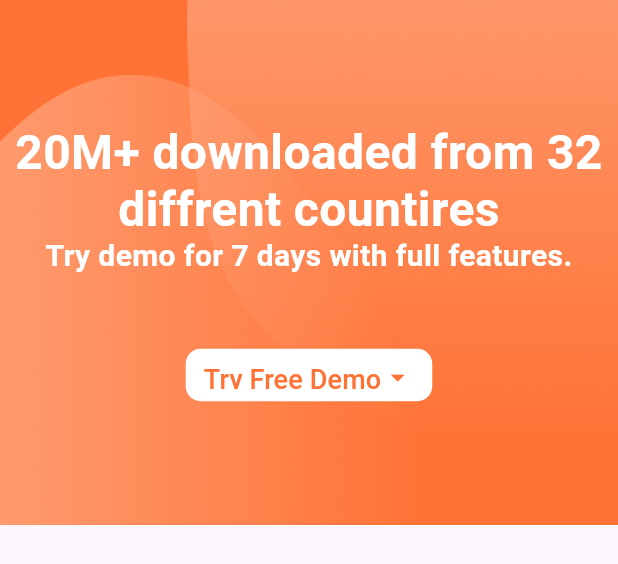
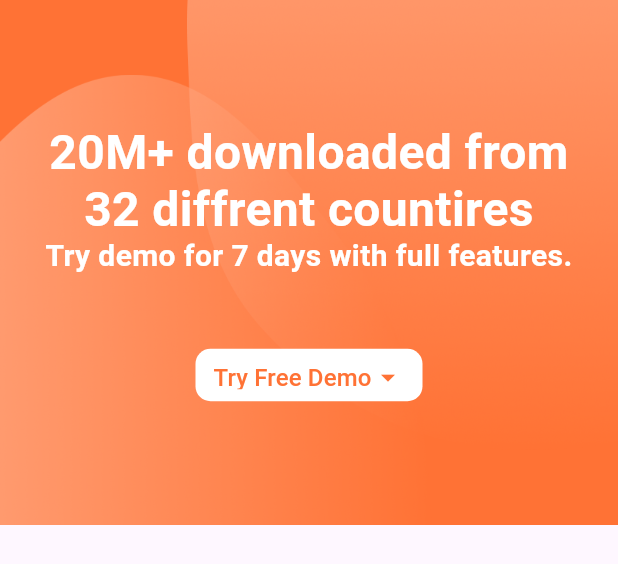
Before and after one commit to TheScriptRailoth/Xpense-web, a Flutter app: the SeventhContainer widget shown alone on an empty page, opened directly, on a phone screen of 412 x 824 dp. Shown: the top 564 px of the screen. Run offline on Flutter 3.47's test engine with Material 3 defaults, Android fonts, the phone set to English and light mode, and no system bars; our stand-ins replace google_fonts, responsive_builder.

Commit message:
XPENSE-WEB: Updated mobile Ui of seventh screen
Signed-off-by: Ashutosh <am3718440@gmail.com>

```diff
--- a/lib/pages/containers/seventh_container.dart
+++ b/lib/pages/containers/seventh_container.dart
@@ -228,7 +228,10 @@ class _SeventhContainerState extends State<SeventhContainer> {
                 crossAxisAlignment: CrossAxisAlignment.center,
                 mainAxisAlignment: MainAxisAlignment.center,
                 children: [
-                  Text("20M+ downloaded from 32 \ndiffrent countires", style: TextStyle(color:Colors.white,fontWeight: FontWeight.bold, fontSize: 32, height: 1.2), textAlign: TextAlign.center,),
+                  Padding(
+                    padding: const EdgeInsets.symmetric(horizontal: 20),
+                    child: Text("20M+ downloaded from 32 diffrent countires", style: TextStyle(color:Colors.white,fontWeight: FontWeight.bold, fontSize: 32, height: 1.2), textAlign: TextAlign.center,),
+                  ),
                   Text("Try demo for 7 days with full features.", style: TextStyle(color:Colors.white,fontWeight: FontWeight.bold, fontSize: 20, height: 1.2), textAlign: TextAlign.center,),
                   SizedBox(height: 20,),
                   Row(
@@ -256,7 +259,7 @@ class _SeventhContainerState extends State<SeventhContainer> {
                                   crossAxisAlignment: CrossAxisAlignment.center,
                                   mainAxisAlignment: MainAxisAlignment.center,
                                   children: [
-                                    Text("Try Free Demo", style: TextStyle(color: MyColors.primaryColor, fontSize: 18),),
+                                    Text("Try Free Demo", style: TextStyle(color: MyColors.primaryColor, fontSize: 16),),
                                     Icon(Icons.arrow_drop_down_outlined, color: MyColors.primaryColor, size: 22,)
                                   ],
                                 )
```
